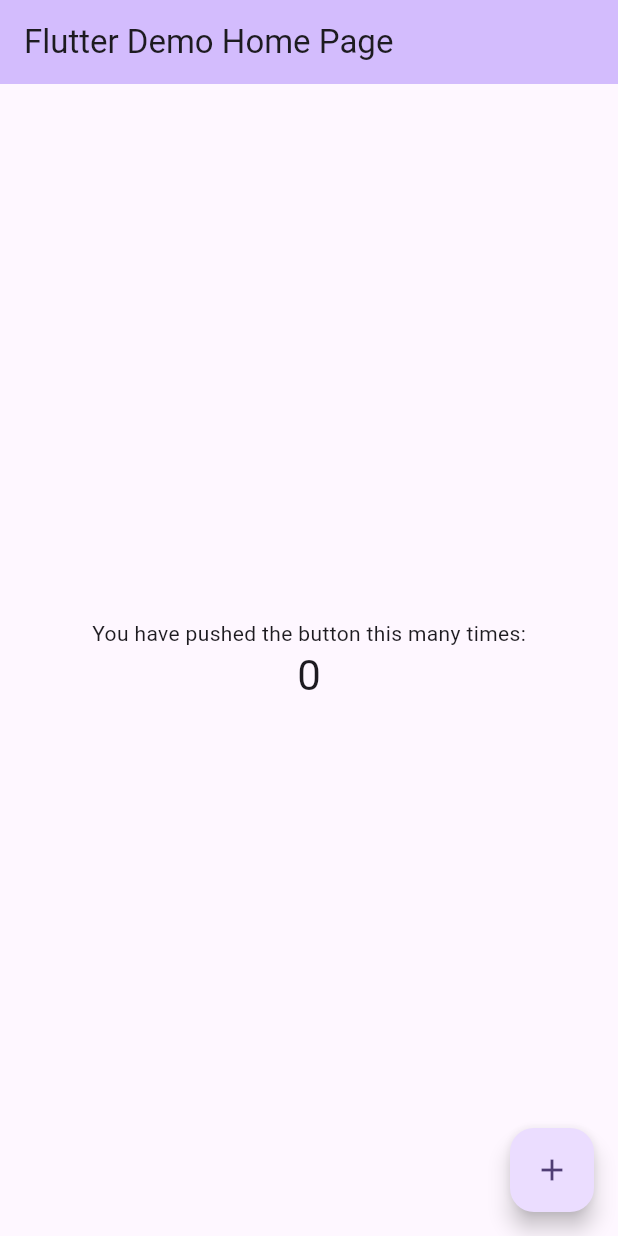
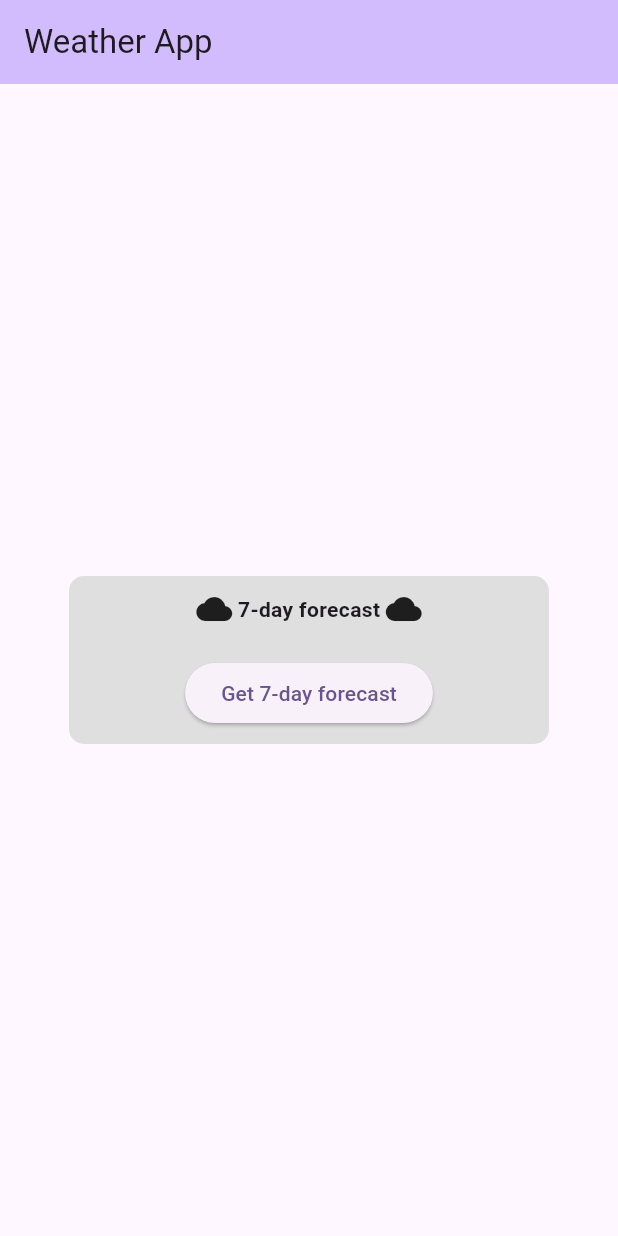
Before and after one commit to Vivianavvg/weatherApp, a Flutter app: the screen it shows after launch, on a phone screen of 412 x 824 dp. Run offline on Flutter 3.47's test engine with Material 3 defaults, Android fonts, the light colour scheme and no system bars.

Commit message:
Implemented 7-day weather forecast feature

```diff
--- a/lib/main.dart
+++ b/lib/main.dart
@@ -7,46 +7,22 @@
 class MyApp extends StatelessWidget {
   const MyApp({super.key});
 
-  // This widget is the root of your application.
   @override
   Widget build(BuildContext context) {
     return MaterialApp(
-      title: 'Flutter Demo',
+      title: 'Weather App',
+      debugShowCheckedModeBanner: false,
       theme: ThemeData(
-        // This is the theme of your application.
-        //
-        // TRY THIS: Try running your application with "flutter run". You'll see
-        // the application has a purple toolbar. Then, without quitting the app,
-        // try changing the seedColor in the colorScheme below to Colors.green
-        // and then invoke "hot reload" (save your changes or press the "hot
-        // reload" button in a Flutter-supported IDE, or press "r" if you used
-        // the command line to start the app).
-        //
-        // Notice that the counter didn't reset back to zero; the application
-        // state is not lost during the reload. To reset the state, use hot
-        // restart instead.
-        //
-        // This works for code too, not just values: Most code changes can be
-        // tested with just a hot reload.
         colorScheme: ColorScheme.fromSeed(seedColor: Colors.deepPurple),
         useMaterial3: true,
       ),
-      home: const MyHomePage(title: 'Flutter Demo Home Page'),
+      home: const MyHomePage(title: 'Weather App'),
     );
   }
 }
 
 class MyHomePage extends StatefulWidget {
   const MyHomePage({super.key, required this.title});
-
-  // This widget is the home page of your application. It is stateful, meaning
-  // that it has a State object (defined below) that contains fields that affect
-  // how it looks.
-
-  // This class is the configuration for the state. It holds the values (in this
-  // case the title) provided by the parent (in this case the App widget) and
-  // used by the build method of the State. Fields in a Widget subclass are
-  // always marked "final".
 
   final String title;
 
@@ -55,71 +31,129 @@
 }
 
 class _MyHomePageState extends State<MyHomePage> {
-  int _counter = 0;
+  List<Map<String, String>> _weekForecast = [];
 
-  void _incrementCounter() {
+  void _getWeekForecast() {
     setState(() {
-      // This call to setState tells the Flutter framework that something has
-      // changed in this State, which causes it to rerun the build method below
-      // so that the display can reflect the updated values. If we changed
-      // _counter without calling setState(), then the build method would not be
-      // called again, and so nothing would appear to happen.
-      _counter++;
+      _weekForecast = [
+        {'day': 'Sunday', 'temp': '65'},
+        {'day': 'Monday', 'temp': '70'},
+        {'day': 'Tuesday', 'temp': '72'},
+        {'day': 'Wednesday', 'temp': '75'},
+        {'day': 'Thursday', 'temp': '73'},
+        {'day': 'Friday', 'temp': '70'},
+        {'day': 'Saturday', 'temp': '68'},
+      ];
     });
   }
 
   @override
   Widget build(BuildContext context) {
-    // This method is rerun every time setState is called, for instance as done
-    // by the _incrementCounter method above.
-    //
-    // The Flutter framework has been optimized to make rerunning build methods
-    // fast, so that you can just rebuild anything that needs updating rather
-    // than having to individually change instances of widgets.
     return Scaffold(
       appBar: AppBar(
-        // TRY THIS: Try changing the color here to a specific color (to
-        // Colors.amber, perhaps?) and trigger a hot reload to see the AppBar
-        // change color while the other colors stay the same.
         backgroundColor: Theme.of(context).colorScheme.inversePrimary,
-        // Here we take the value from the MyHomePage object that was created by
-        // the App.build method, and use it to set our appbar title.
         title: Text(widget.title),
       ),
       body: Center(
-        // Center is a layout widget. It takes a single child and positions it
-        // in the middle of the parent.
         child: Column(
-          // Column is also a layout widget. It takes a list of children and
-          // arranges them vertically. By default, it sizes itself to fit its
-          // children horizontally, and tries to be as tall as its parent.
-          //
-          // Column has various properties to control how it sizes itself and
-          // how it positions its children. Here we use mainAxisAlignment to
-          // center the children vertically; the main axis here is the vertical
-          // axis because Columns are vertical (the cross axis would be
-          // horizontal).
-          //
-          // TRY THIS: Invoke "debug painting" (choose the "Toggle Debug Paint"
-          // action in the IDE, or press "p" in the console), to see the
-          // wireframe for each widget.
           mainAxisAlignment: MainAxisAlignment.center,
-          children: <Widget>[
-            const Text(
-              'You have pushed the button this many times:',
-            ),
-            Text(
-              '$_counter',
-              style: Theme.of(context).textTheme.headlineMedium,
+          children: [
+            SevenDayForecast(
+              weekForecast: _weekForecast,
+              onGetForecast: _getWeekForecast,
             ),
           ],
         ),
       ),
-      floatingActionButton: FloatingActionButton(
-        onPressed: _incrementCounter,
-        tooltip: 'Increment',
-        child: const Icon(Icons.add),
-      ), // This trailing comma makes auto-formatting nicer for build methods.
     );
   }
 }
+
+
+// Seven day forecast widget
+class SevenDayForecast extends StatelessWidget {
+  final List<Map<String, String>> weekForecast;
+  final VoidCallback onGetForecast;
+
+  const SevenDayForecast({
+    super.key,
+    required this.weekForecast,
+    required this.onGetForecast,
+  });
+
+  @override
+  Widget build(BuildContext context) {
+    return Container(
+      padding: const EdgeInsets.all(10),
+      decoration: BoxDecoration(
+        color: const Color.fromARGB(255, 223, 223, 223),
+        shape: BoxShape.rectangle,
+        borderRadius: BorderRadius.circular(10),
+      ),
+      child: SizedBox(
+        width: 300,
+        child: Column(
+          children: [
+            Row(
+              mainAxisAlignment: MainAxisAlignment.center,
+              children: const [
+                Icon(Icons.cloud),
+                Text(
+                  ' 7-day forecast ',
+                  style: TextStyle(fontWeight: FontWeight.bold),
+                ),
+                Icon(Icons.cloud),
+              ],
+            ),
+            const SizedBox(height: 10),
+            weekForecast.isNotEmpty
+                ? Container(
+                    color: Colors.white,
+                    child: Table(
+                      border: TableBorder.all(),
+                      children: [
+                        TableRow(
+                          children: [
+                            Padding(
+                              padding: const EdgeInsets.all(8.0),
+                              child: Text(
+                                'Day',
+                                style: TextStyle(fontWeight: FontWeight.bold),
+                              ),
+                            ),
+                            Padding(
+                              padding: const EdgeInsets.all(8.0),
+                              child: Text(
+                                'Temp (°F)',
+                                style: TextStyle(fontWeight: FontWeight.bold),
+                              ),
+                            ),
+                          ],
+                        ),
+                        ...weekForecast.map((dayForecast) => TableRow(
+                              children: [
+                                Padding(
+                                  padding: const EdgeInsets.all(8.0),
+                                  child: Text(dayForecast['day']!),
+                                ),
+                                Padding(
+                                  padding: const EdgeInsets.all(8.0),
+                                  child: Text(dayForecast['temp']!),
+                                ),
+                              ],
+                            )),
+                      ],
+                    ),
+                  )
+                : const SizedBox.shrink(),
+            const SizedBox(height: 10),
+            ElevatedButton(
+              onPressed: onGetForecast,
+              child: const Text('Get 7-day forecast'),
+            ),
+          ],
+        ),
+      ),
+    );
+  }
+}
```
